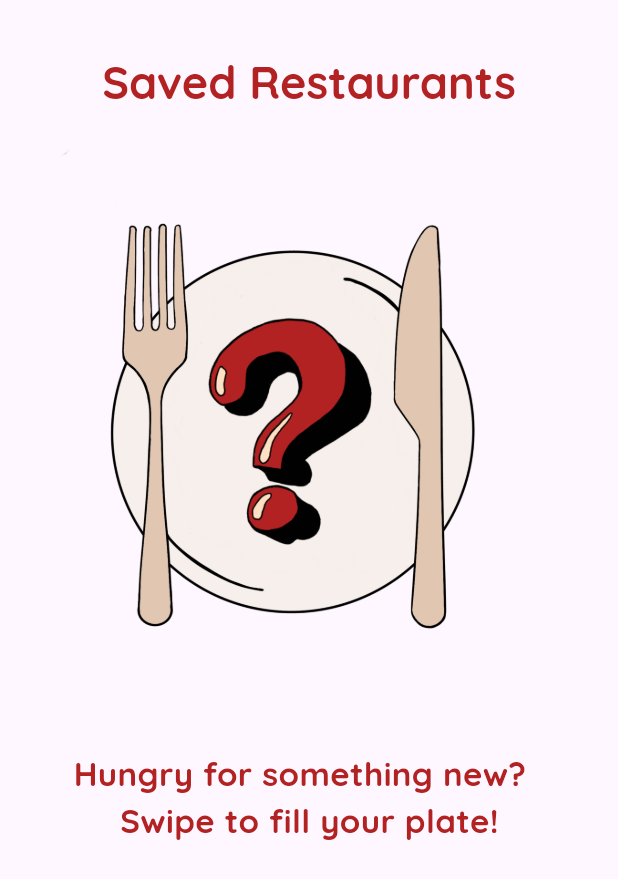
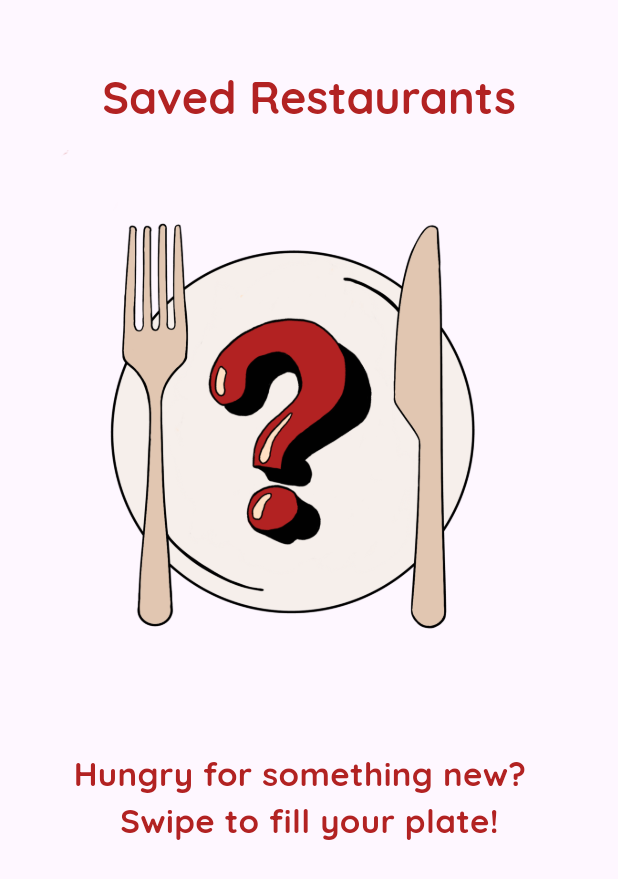
Before and after one commit to BMR81/CS1635-Dish-It-Out-App, a Flutter app: the SavedRestaurantWidget widget shown alone on an empty page, opened directly with empty values, after a tap on the "close" icon, on a phone screen of 412 x 824 dp. Shown: the top 879 px of the screen. Run offline on Flutter 3.47's test engine with Material 3 defaults, Android fonts, the phone set to English and light mode, and no system bars; our stand-ins replace email_validator, hexcolor; missing offline and left inert: icon_decoration.

Commit message:
ui design changes

```diff
--- a/lib/view/details_view.dart
+++ b/lib/view/details_view.dart
@@ -384,9 +384,9 @@ class _MyDetailsState extends State<DetailsView> {
                                                   keyboardType:
                                                       TextInputType.text,
                                                   decoration: InputDecoration(
-                                                    labelText: 'Review Body',
+                                                    labelText: 'Review',
                                                     hintText:
-                                                        'Enter body of review',
+                                                        'Dish out your thoughts!',
                                                     fillColor: Colors.white,
                                                     filled: true,
                                                   ),
--- a/lib/view/saved_view.dart
+++ b/lib/view/saved_view.dart
@@ -24,7 +24,7 @@ class _MySavedState extends State<SavedView> {
             toolbarHeight: 100,
             centerTitle: true,
             title: Padding(
-              padding: EdgeInsets.only(top: 10),
+              padding: EdgeInsets.only(top: 30),
               child: Text(
                 'Saved Restaurants',
                 style: TextStyle(
--- a/lib/view/widgets/saved_restaurant_widget.dart
+++ b/lib/view/widgets/saved_restaurant_widget.dart
@@ -1,5 +1,6 @@
 import 'package:cs1635_dish_it_out_app/model/restaurant_model.dart';
 import 'package:flutter/material.dart';
+import 'package:hexcolor/hexcolor.dart';
 
 import '../../model/static_variables.dart';
 import '../details_view.dart';
@@ -14,85 +15,25 @@ class SavedRestaurantWidget extends StatefulWidget {
   }) : super(key: key);
 
   @override
-  _MySavedRestaurantState createState() => _MySavedRestaurantState();
+  _SavedRestaurantWidgetState createState() => _SavedRestaurantWidgetState();
 }
 
-class _MySavedRestaurantState extends State<SavedRestaurantWidget> {
+class _SavedRestaurantWidgetState extends State<SavedRestaurantWidget> {
   @override
-  Widget build(BuildContext context) => Padding(
-        padding: EdgeInsets.symmetric(horizontal: 30, vertical: 20),
+  Widget build(BuildContext context) {
+    return Padding(
+      padding: const EdgeInsets.symmetric(horizontal: 30, vertical: 20),
       child: Container(
-          decoration: BoxDecoration(
-              borderRadius: BorderRadius.circular(20),
-              border: Border.all(
-                color: Colors.black,
-              )),
+        decoration: _containerDecoration(),
         child: Row(
           children: [
-              ClipRRect(
-                borderRadius: BorderRadius.circular(20),
-                child: Image.asset(
-                    height: 100,
-                    width: 100,
-                    fit: BoxFit.fill,
-                    widget.restaurant.image.toString()),
-              ),
+            _buildImageSection(),
             Expanded(
               child: Column(
                 crossAxisAlignment: CrossAxisAlignment.start,
                 children: [
-                    Row(
-                      mainAxisAlignment: MainAxisAlignment.spaceBetween,
-                      children: [
-                        Padding(
-                          padding: EdgeInsets.only(left: 10),
-                          child: Align(
-                            alignment: Alignment.topLeft,
-                            child: Text(
-                              widget.restaurant.name.toString(),
-                              textAlign: TextAlign.left,
-                              style: TextStyle(
-                                  fontFamily: 'Poppins',
-                                  fontSize: 18,
-                                  fontWeight: FontWeight.bold),
-                            ),
-                          ),
-                        ),
-                        IconButton(
-                          padding: EdgeInsets.symmetric(horizontal: 0),
-                          icon: Icon(Icons.close),
-                          iconSize: 30,
-                          onPressed: () {
-                            setState(() {
-                              StaticVariables.likedRestaurants
-                                  ?.remove(widget.restaurant);
-
-                              Navigator.pushReplacement(
-                                context,
-                                MaterialPageRoute(
-                                    builder: (context) => SavedView()),
-                              );
-                            });
-                          },
-                        ),
-                      ],
-                    ),
-                    Align(
-                      alignment: Alignment.bottomRight,
-                      child: IconButton(
-                        padding: EdgeInsets.symmetric(horizontal: 5),
-                        icon: Icon(Icons.info_outline),
-                        iconSize: 35,
-                        onPressed: () {
-                          Navigator.push(
-                              context,
-                              MaterialPageRoute(
-                                  builder: (context) => DetailsView(
-                                        restaurant: widget.restaurant,
-                                      )));
-                        },
-                      ),
-                    ),
+                  _buildTitleRow(),
+                  _buildInfoButton(),
                 ],
               ),
             ),
@@ -101,3 +42,92 @@ class _MySavedRestaurantState extends State<SavedRestaurantWidget> {
       ),
     );
   }
+
+  // Container Decoration
+  BoxDecoration _containerDecoration() {
+    return BoxDecoration(
+      color: HexColor("FFF4EB"),
+      borderRadius: BorderRadius.circular(15),
+      border: Border.all(color: Colors.black),
+    );
+  }
+
+  // Left-side Image Section
+  Widget _buildImageSection() {
+    return Padding(
+      padding: const EdgeInsets.only(left: 5),
+      child: Container(
+        decoration: BoxDecoration(
+          border: Border.all(color: Colors.black, width: 1),
+          borderRadius: BorderRadius.circular(15),
+        ),
+        child: ClipRRect(
+          borderRadius: BorderRadius.circular(13),
+          child: Image.asset(
+            widget.restaurant.image.toString(),
+            height: 85,
+            width: 85,
+            fit: BoxFit.fill,
+          ),
+        ),
+      ),
+    );
+  }
+
+  // Title and Close Button Row
+  Widget _buildTitleRow() {
+    return Row(
+      mainAxisAlignment: MainAxisAlignment.spaceBetween,
+      children: [
+        Padding(
+          padding: const EdgeInsets.only(left: 10),
+          child: Text(
+            widget.restaurant.name.toString(),
+            textAlign: TextAlign.left,
+            style: const TextStyle(
+              fontFamily: 'Quicksand',
+              fontSize: 18,
+              fontWeight: FontWeight.bold,
+            ),
+          ),
+        ),
+        IconButton(
+          icon: const Icon(Icons.close, size: 20),
+          onPressed: _removeRestaurant,
+        ),
+      ],
+    );
+  }
+
+  // Info Button Bottom Right
+  Widget _buildInfoButton() {
+    return Align(
+      alignment: Alignment.bottomRight,
+      child: IconButton(
+        icon: const Icon(Icons.info_outline, size: 25),
+        onPressed: _navigateToDetails,
+      ),
+    );
+  }
+
+  // Remove Restaurant Handler
+  void _removeRestaurant() {
+    setState(() {
+      StaticVariables.likedRestaurants?.remove(widget.restaurant);
+      Navigator.pushReplacement(
+        context,
+        MaterialPageRoute(builder: (context) => SavedView()),
+      );
+    });
+  }
+
+  // Navigate to Details View Handler
+  void _navigateToDetails() {
+    Navigator.push(
+      context,
+      MaterialPageRoute(
+        builder: (context) => DetailsView(restaurant: widget.restaurant),
+      ),
+    );
+  }
+}
```
Lines whose indentation alone changed are shown as unchanged.
